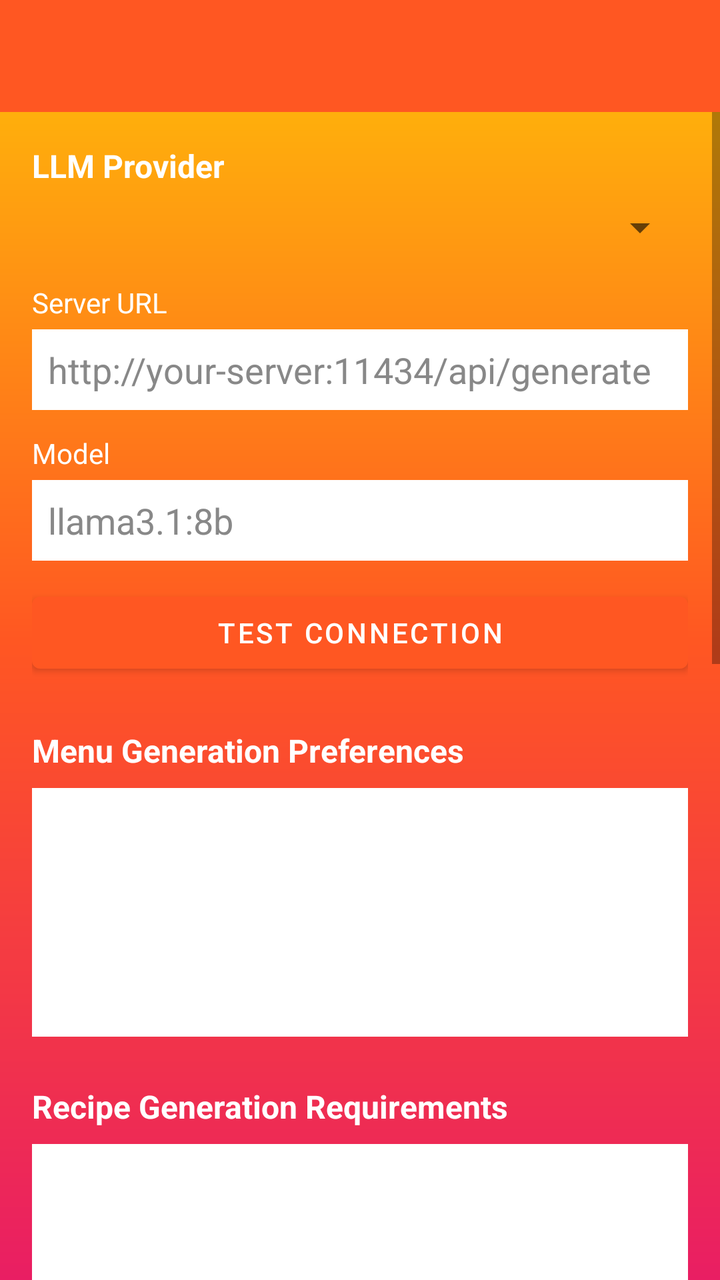
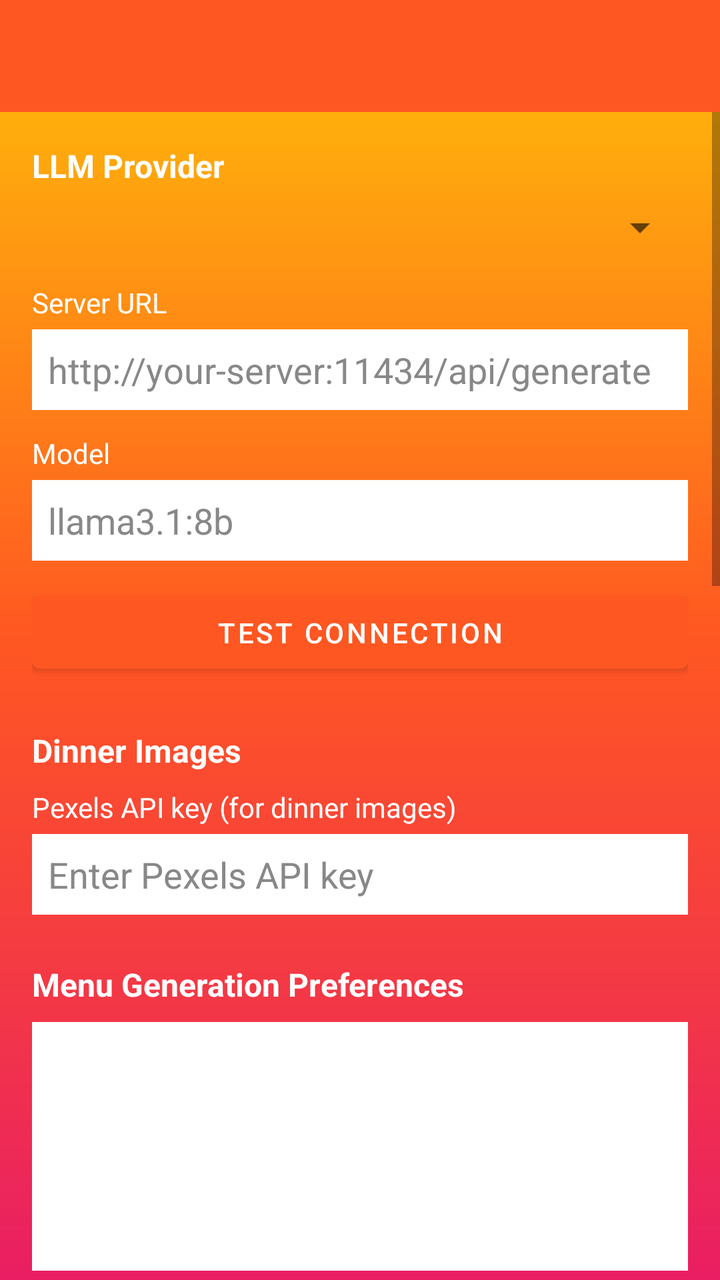

Two renders of the same Android screen: before a commit and after it. Below are the layout's source before the change and the commit's diff.
<!-- AndroidManifest.xml: application theme AppTheme -->
<!-- res/layout/activity_settings.xml -->
<?xml version="1.0" encoding="utf-8"?>
<LinearLayout xmlns:android="http://schemas.android.com/apk/res/android"
    xmlns:app="http://schemas.android.com/apk/res-auto"
    android:layout_width="match_parent"
    android:layout_height="match_parent"
    android:orientation="vertical"
    android:background="@drawable/gradient_background">

    <androidx.appcompat.widget.Toolbar
        android:id="@+id/toolbar"
        android:layout_width="match_parent"
        android:layout_height="?attr/actionBarSize"
        android:background="?attr/colorPrimary"
        android:theme="@style/ThemeOverlay.AppCompat.Dark.ActionBar"
        app:popupTheme="@style/ToolbarPopupTheme" />

    <ScrollView
        android:layout_width="match_parent"
        android:layout_height="0dp"
        android:layout_weight="1">

        <LinearLayout
            android:layout_width="match_parent"
            android:layout_height="wrap_content"
            android:orientation="vertical"
            android:padding="16dp">

            <TextView
                android:layout_width="wrap_content"
                android:layout_height="wrap_content"
                android:text="@string/settings_llm_provider_label"
                android:textStyle="bold"
                android:textSize="16sp"
                android:textColor="@android:color/white"
                android:layout_marginBottom="8dp" />

            <Spinner
                android:id="@+id/spinnerLlmProvider"
                android:layout_width="match_parent"
                android:layout_height="wrap_content"
                android:layout_marginBottom="16dp" />

            <LinearLayout
                android:id="@+id/ollamaFields"
                android:layout_width="match_parent"
                android:layout_height="wrap_content"
                android:orientation="vertical">

                <TextView
                    android:layout_width="wrap_content"
                    android:layout_height="wrap_content"
                    android:text="@string/settings_ollama_url"
                    android:textColor="@android:color/white"
                    android:layout_marginBottom="4dp" />

                <EditText
                    android:id="@+id/editOllamaUrl"
                    android:layout_width="match_parent"
                    android:layout_height="wrap_content"
                    android:inputType="textUri"
                    android:singleLine="true"
                    android:background="@android:color/white"
                    android:textColor="#000000"
                    android:textColorHint="#888888"
                    android:hint="http://your-server:11434/api/generate"
                    android:padding="8dp"
                    android:layout_marginBottom="12dp" />

                <TextView
                    android:layout_width="wrap_content"
                    android:layout_height="wrap_content"
                    android:text="@string/settings_ollama_model"
                    android:textColor="@android:color/white"
                    android:layout_marginBottom="4dp" />

                <EditText
                    android:id="@+id/editOllamaModel"
                    android:layout_width="match_parent"
                    android:layout_height="wrap_content"
                    android:inputType="text"
                    android:singleLine="true"
                    android:background="@android:color/white"
                    android:textColor="#000000"
                    android:textColorHint="#888888"
                    android:hint="llama3.1:8b"
                    android:padding="8dp"
                    android:layout_marginBottom="12dp" />

                <Button
                    android:id="@+id/btnTestConnection"
                    android:layout_width="match_parent"
                    android:layout_height="wrap_content"
                    android:text="@string/settings_test_connection"
                    android:layout_marginBottom="24dp" />

            </LinearLayout>

            <LinearLayout
                android:id="@+id/geminiFields"
                android:layout_width="match_parent"
                android:layout_height="wrap_content"
                android:orientation="vertical"
                android:visibility="gone">

                <TextView
                    android:layout_width="wrap_content"
                    android:layout_height="wrap_content"
                    android:text="@string/settings_api_key"
                    android:textColor="@android:color/white"
                    android:layout_marginBottom="4dp" />

                <EditText
                    android:id="@+id/editTextApiKey"
                    android:layout_width="match_parent"
                    android:layout_height="wrap_content"
                    android:inputType="textPassword"
                    android:singleLine="true"
                    android:background="@android:color/white"
                    android:textColor="#000000"
                    android:textColorHint="#888888"
                    android:hint="Enter API key"
                    android:padding="8dp"
                    android:layout_marginBottom="12dp" />

                <TextView
                    android:layout_width="wrap_content"
                    android:layout_height="wrap_content"
                    android:text="@string/settings_gemini_model"
                    android:textColor="@android:color/white"
                    android:layout_marginBottom="4dp" />

                <EditText
                    android:id="@+id/editTextGeminiModel"
                    android:layout_width="match_parent"
                    android:layout_height="wrap_content"
                    android:inputType="text"
                    android:singleLine="true"
                    android:background="@android:color/white"
                    android:textColor="#000000"
                    android:textColorHint="#888888"
                    android:hint="gemini-2.0-flash"
                    android:padding="8dp"
                    android:layout_marginBottom="24dp" />

            </LinearLayout>

            <LinearLayout
                android:id="@+id/claudeFields"
                android:layout_width="match_parent"
                android:layout_height="wrap_content"
                android:orientation="vertical"
                android:visibility="gone">

                <TextView
                    android:layout_width="wrap_content"
                    android:layout_height="wrap_content"
                    android:text="@string/settings_claude_api_key"
                    android:textColor="@android:color/white"
                    android:layout_marginBottom="4dp" />

                <EditText
                    android:id="@+id/editTextClaudeApiKey"
                    android:layout_width="match_parent"
                    android:layout_height="wrap_content"
                    android:inputType="textPassword"
                    android:singleLine="true"
                    android:background="@android:color/white"
                    android:textColor="#000000"
                    android:textColorHint="#888888"
                    android:hint="Enter Anthropic API key"
                    android:padding="8dp"
                    android:layout_marginBottom="12dp" />

                <TextView
                    android:layout_width="wrap_content"
                    android:layout_height="wrap_content"
                    android:text="@string/settings_claude_model"
                    android:textColor="@android:color/white"
                    android:layout_marginBottom="4dp" />

                <EditText
                    android:id="@+id/editTextClaudeModel"
                    android:layout_width="match_parent"
                    android:layout_height="wrap_content"
                    android:inputType="text"
                    android:singleLine="true"
                    android:background="@android:color/white"
                    android:textColor="#000000"
                    android:textColorHint="#888888"
                    android:hint="claude-sonnet-4-20250514"
                    android:padding="8dp"
                    android:layout_marginBottom="24dp" />

            </LinearLayout>

            <LinearLayout
                android:id="@+id/groqFields"
                android:layout_width="match_parent"
                android:layout_height="wrap_content"
                android:orientation="vertical"
                android:visibility="gone">

                <TextView
                    android:layout_width="wrap_content"
                    android:layout_height="wrap_content"
                    android:text="@string/settings_groq_api_key"
                    android:textColor="@android:color/white"
                    android:layout_marginBottom="4dp" />

                <EditText
                    android:id="@+id/editTextGroqApiKey"
                    android:layout_width="match_parent"
                    android:layout_height="wrap_content"
                    android:inputType="textPassword"
                    android:singleLine="true"
                    android:background="@android:color/white"
                    android:textColor="#000000"
                    android:textColorHint="#888888"
                    android:hint="Enter Groq API key"
                    android:padding="8dp"
                    android:layout_marginBottom="12dp" />

                <TextView
                    android:layout_width="wrap_content"
                    android:layout_height="wrap_content"
                    android:text="@string/settings_groq_model"
                    android:textColor="@android:color/white"
                    android:layout_marginBottom="4dp" />

                <EditText
                    android:id="@+id/editTextGroqModel"
                    android:layout_width="match_parent"
                    android:layout_height="wrap_content"
                    android:inputType="text"
                    android:singleLine="true"
                    android:background="@android:color/white"
                    android:textColor="#000000"
                    android:textColorHint="#888888"
                    android:hint="llama-3.3-70b-versatile"
                    android:padding="8dp"
                    android:layout_marginBottom="24dp" />

            </LinearLayout>

            <LinearLayout
                android:id="@+id/openaiFields"
                android:layout_width="match_parent"
                android:layout_height="wrap_content"
                android:orientation="vertical"
                android:visibility="gone">

                <TextView
                    android:layout_width="wrap_content"
                    android:layout_height="wrap_content"
                    android:text="@string/settings_openai_api_key"
                    android:textColor="@android:color/white"
                    android:layout_marginBottom="4dp" />

                <EditText
                    android:id="@+id/editTextOpenAiApiKey"
                    android:layout_width="match_parent"
                    android:layout_height="wrap_content"
                    android:inputType="textPassword"
                    android:singleLine="true"
                    android:background="@android:color/white"
                    android:textColor="#000000"
                    android:textColorHint="#888888"
                    android:hint="Enter OpenAI API key"
                    android:padding="8dp"
                    android:layout_marginBottom="12dp" />

                <TextView
                    android:layout_width="wrap_content"
                    android:layout_height="wrap_content"
                    android:text="@string/settings_openai_model"
                    android:textColor="@android:color/white"
                    android:layout_marginBottom="4dp" />

                <EditText
                    android:id="@+id/editTextOpenAiModel"
                    android:layout_width="match_parent"
                    android:layout_height="wrap_content"
                    android:inputType="text"
                    android:singleLine="true"
                    android:background="@android:color/white"
                    android:textColor="#000000"
                    android:textColorHint="#888888"
                    android:hint="gpt-4o-mini"
                    android:padding="8dp"
                    android:layout_marginBottom="24dp" />

            </LinearLayout>

            <LinearLayout
                android:id="@+id/grokFields"
                android:layout_width="match_parent"
                android:layout_height="wrap_content"
                android:orientation="vertical"
                android:visibility="gone">

                <TextView
                    android:layout_width="wrap_content"
                    android:layout_height="wrap_content"
                    android:text="@string/settings_grok_api_key"
                    android:textColor="@android:color/white"
                    android:layout_marginBottom="4dp" />

                <EditText
                    android:id="@+id/editTextGrokApiKey"
                    android:layout_width="match_parent"
                    android:layout_height="wrap_content"
                    android:inputType="textPassword"
                    android:singleLine="true"
                    android:background="@android:color/white"
                    android:textColor="#000000"
                    android:textColorHint="#888888"
                    android:hint="Enter xAI API key"
                    android:padding="8dp"
                    android:layout_marginBottom="12dp" />

                <TextView
                    android:layout_width="wrap_content"
                    android:layout_height="wrap_content"
                    android:text="@string/settings_grok_model"
                    android:textColor="@android:color/white"
                    android:layout_marginBottom="4dp" />

                <EditText
                    android:id="@+id/editTextGrokModel"
                    android:layout_width="match_parent"
                    android:layout_height="wrap_content"
                    android:inputType="text"
                    android:singleLine="true"
                    android:background="@android:color/white"
                    android:textColor="#000000"
                    android:textColorHint="#888888"
                    android:hint="grok-2-latest"
                    android:padding="8dp"
                    android:layout_marginBottom="24dp" />

            </LinearLayout>

            <LinearLayout
                android:id="@+id/onDeviceFields"
                android:layout_width="match_parent"
                android:layout_height="wrap_content"
                android:orientation="vertical"
                android:visibility="gone">

                <TextView
                    android:layout_width="match_parent"
                    android:layout_height="wrap_content"
                    android:text="@string/settings_on_device_info"
                    android:textColor="@android:color/white"
                    android:layout_marginBottom="24dp" />

            </LinearLayout>

            <TextView
                android:layout_width="wrap_content"
                android:layout_height="wrap_content"
                android:text="@string/settings_prompt_label"
                android:textStyle="bold"
                android:textSize="16sp"
                android:textColor="@android:color/white"
                android:layout_marginBottom="8dp" />

            <EditText
                android:id="@+id/editMenuPrompt"
                android:layout_width="match_parent"
                android:layout_height="wrap_content"
                android:minLines="5"
                android:maxLines="12"
                android:inputType="textMultiLine|textCapSentences"
                android:gravity="top|start"
                android:background="@android:color/white"
                android:textColor="#000000"
                android:textColorHint="#888888"
                android:padding="8dp"
                android:layout_marginBottom="24dp" />

            <TextView
                android:layout_width="wrap_content"
                android:layout_height="wrap_content"
                android:text="@string/settings_recipe_prompt_label"
                android:textStyle="bold"
                android:textSize="16sp"
                android:textColor="@android:color/white"
                android:layout_marginBottom="8dp" />

            <EditText
                android:id="@+id/editRecipePrompt"
                android:layout_width="match_parent"
                android:layout_height="wrap_content"
                android:minLines="4"
                android:maxLines="10"
                android:inputType="textMultiLine|textCapSentences"
                android:gravity="top|start"
                android:background="@android:color/white"
                android:textColor="#000000"
                android:textColorHint="#888888"
                android:padding="8dp"
                android:layout_marginBottom="24dp" />

            <TextView
                android:layout_width="wrap_content"
                android:layout_height="wrap_content"
                android:text="@string/settings_schedule_label"
                android:textStyle="bold"
                android:textSize="16sp"
                android:textColor="@android:color/white"
                android:layout_marginBottom="8dp" />

            <TextView
                android:layout_width="wrap_content"
                android:layout_height="wrap_content"
                android:text="@string/settings_schedule_day"
                android:textColor="@android:color/white"
                android:layout_marginBottom="4dp" />

            <Spinner
                android:id="@+id/spinnerScheduleDay"
                android:layout_width="match_parent"
                android:layout_height="wrap_content"
                android:layout_marginBottom="16dp" />

            <TextView
                android:layout_width="wrap_content"
                android:layout_height="wrap_content"
                android:text="@string/settings_schedule_time"
                android:textColor="@android:color/white"
                android:layout_marginBottom="4dp" />

            <TimePicker
                android:id="@+id/timePickerSchedule"
                android:layout_width="wrap_content"
                android:layout_height="wrap_content"
                android:layout_gravity="center_horizontal"
                android:layout_marginBottom="24dp" />

            <Button
                android:id="@+id/btnSaveSettings"
                android:layout_width="match_parent"
                android:layout_height="wrap_content"
                android:text="@string/save_settings" />

        </LinearLayout>
    </ScrollView>

</LinearLayout>
<!-- resources referenced by this layout -->
<resources>
  <!-- drawable gradient_background (drawable) -->
  <?xml version="1.0" encoding="utf-8"?>
  <shape xmlns:android="http://schemas.android.com/apk/res/android"
      android:shape="rectangle" >
          <gradient
              android:angle="90"
              android:endColor="#FFC107"
              android:centerColor="#FF5722"
              android:startColor="#E91E63"
              android:type="linear" />
  
      <corners
          android:radius="0dp"/>
  </shape>
  <string name="save_settings">Save Settings</string>
  <string name="settings_api_key">API Key</string>
  <string name="settings_claude_api_key">API Key</string>
  <string name="settings_claude_model">Claude Model</string>
  <string name="settings_gemini_model">Gemini Model</string>
  <string name="settings_grok_api_key">API Key</string>
  <string name="settings_grok_model">Grok Model</string>
  <string name="settings_groq_api_key">API Key</string>
  <string name="settings_groq_model">Groq Model</string>
  <string name="settings_llm_provider_label">LLM Provider</string>
  <string name="settings_ollama_model">Model</string>
  <string name="settings_ollama_url">Server URL</string>
  <string name="settings_on_device_info">No setup needed. The app uses your phone\'s on-device model when available.</string>
  <string name="settings_openai_api_key">API Key</string>
  <string name="settings_openai_model">OpenAI Model</string>
  <string name="settings_prompt_label">Menu Generation Preferences</string>
  <string name="settings_recipe_prompt_label">Recipe Generation Requirements</string>
  <string name="settings_schedule_day">Day of week</string>
  <string name="settings_schedule_label">Generation Schedule</string>
  <string name="settings_schedule_time">Time</string>
  <string name="settings_test_connection">Test Connection</string>
  <style name="ToolbarPopupTheme" parent="ThemeOverlay.AppCompat.Light">
          <item name="android:textColorPrimary">#000000</item>
          <item name="android:colorBackground">#FFFFFF</item>
      </style>
  <style name="AppTheme" parent="Theme.MaterialComponents.DayNight.DarkActionBar">
          
          <item name="windowActionBar">false</item>
          <item name="windowNoTitle">true</item>
          
          <item name="colorPrimary">#FF5722</item>
          <item name="colorPrimaryVariant">#FF5722</item>
          
          <item name="colorSecondary">#FF5722</item>
          <item name="popupMenuStyle">@style/CustomPopupMenu</item>
          <item name="colorOnSurface">#000000</item>
      </style>
  <style name="CustomPopupMenu" parent="Widget.AppCompat.PopupMenu">
          <item name="android:popupBackground">#FFFFFF</item>
          <item name="android:textColor">#000000</item>
      </style>
</resources>

<!-- the commit's change to res/layout/activity_settings.xml (unified diff, before → after) -->
@@ -325,17 +325,11 @@
                     android:textColor="@android:color/white"
                     android:layout_marginBottom="4dp" />
 
-                <EditText
-                    android:id="@+id/editTextGrokModel"
-                    android:layout_width="match_parent"
-                    android:layout_height="wrap_content"
-                    android:inputType="text"
-                    android:singleLine="true"
-                    android:background="@android:color/white"
-                    android:textColor="#000000"
-                    android:textColorHint="#888888"
-                    android:hint="grok-2-latest"
-                    android:padding="8dp"
+                <Spinner
+                    android:id="@+id/spinnerGrokModel"
+                    android:layout_width="match_parent"
+                    android:layout_height="wrap_content"
+                    android:background="@android:color/white"
                     android:layout_marginBottom="24dp" />
 
             </LinearLayout>
@@ -355,6 +349,35 @@
                     android:layout_marginBottom="24dp" />
 
             </LinearLayout>
+
+            <TextView
+                android:layout_width="wrap_content"
+                android:layout_height="wrap_content"
+                android:text="@string/settings_dinner_images_label"
+                android:textStyle="bold"
+                android:textSize="16sp"
+                android:textColor="@android:color/white"
+                android:layout_marginBottom="8dp" />
+
+            <TextView
+                android:layout_width="wrap_content"
+                android:layout_height="wrap_content"
+                android:text="@string/settings_pexels_api_key"
+                android:textColor="@android:color/white"
+                android:layout_marginBottom="4dp" />
+
+            <EditText
+                android:id="@+id/editTextPexelsApiKey"
+                android:layout_width="match_parent"
+                android:layout_height="wrap_content"
+                android:inputType="textPassword"
+                android:singleLine="true"
+                android:background="@android:color/white"
+                android:textColor="#000000"
+                android:textColorHint="#888888"
+                android:hint="Enter Pexels API key"
+                android:padding="8dp"
+                android:layout_marginBottom="24dp" />
 
             <TextView
                 android:layout_width="wrap_content"
@@ -373,11 +396,24 @@
                 android:maxLines="12"
                 android:inputType="textMultiLine|textCapSentences"
                 android:gravity="top|start"
+                android:scrollbars="vertical"
+                android:scrollbarStyle="insideInset"
+                android:overScrollMode="always"
                 android:background="@android:color/white"
                 android:textColor="#000000"
                 android:textColorHint="#888888"
                 android:padding="8dp"
-                android:layout_marginBottom="24dp" />
+                android:layout_marginBottom="4dp" />
+
+            <ImageButton
+                android:id="@+id/btnMenuPromptMic"
+                android:layout_width="48dp"
+                android:layout_height="48dp"
+                android:layout_gravity="end"
+                android:src="@drawable/ic_mic"
+                android:contentDescription="@string/settings_dictate_menu_prompt"
+                android:background="?attr/selectableItemBackgroundBorderless"
+                android:layout_marginBottom="16dp" />
 
             <TextView
                 android:layout_width="wrap_content"
@@ -396,11 +432,24 @@
                 android:maxLines="10"
                 android:inputType="textMultiLine|textCapSentences"
                 android:gravity="top|start"
+                android:scrollbars="vertical"
+                android:scrollbarStyle="insideInset"
+                android:overScrollMode="always"
                 android:background="@android:color/white"
                 android:textColor="#000000"
                 android:textColorHint="#888888"
                 android:padding="8dp"
-                android:layout_marginBottom="24dp" />
+                android:layout_marginBottom="4dp" />
+
+            <ImageButton
+                android:id="@+id/btnRecipePromptMic"
+                android:layout_width="48dp"
+                android:layout_height="48dp"
+                android:layout_gravity="end"
+                android:src="@drawable/ic_mic"
+                android:contentDescription="@string/settings_dictate_recipe_prompt"
+                android:background="?attr/selectableItemBackgroundBorderless"
+                android:layout_marginBottom="16dp" />
 
             <TextView
                 android:layout_width="wrap_content"
<!-- resource entries referenced after the edit -->
@@ -14,10 +14,24 @@
       <corners
           android:radius="0dp"/>
   </shape>
+  <!-- drawable ic_mic (drawable) -->
+  <?xml version="1.0" encoding="utf-8"?>
+  <vector xmlns:android="http://schemas.android.com/apk/res/android"
+      android:width="24dp"
+      android:height="24dp"
+      android:viewportWidth="24"
+      android:viewportHeight="24">
+      <path
+          android:fillColor="#FFFFFF"
+          android:pathData="M12,14c1.66,0 2.99,-1.34 2.99,-3L15,5c0,-1.66 -1.34,-3 -3,-3S9,3.34 9,5v6c0,1.66 1.34,3 3,3zM17.3,11c0,3 -2.54,5.1 -5.3,5.1S6.7,14 6.7,11L5,11c0,3.41 2.72,6.23 6,6.72L11,21h2v-3.28c3.28,-0.48 6,-3.3 6,-6.72h-1.7z" />
+  </vector>
   <string name="save_settings">Save Settings</string>
   <string name="settings_api_key">API Key</string>
   <string name="settings_claude_api_key">API Key</string>
   <string name="settings_claude_model">Claude Model</string>
+  <string name="settings_dictate_menu_prompt">Dictate menu generation preferences</string>
+  <string name="settings_dictate_recipe_prompt">Dictate recipe generation requirements</string>
+  <string name="settings_dinner_images_label">Dinner Images</string>
   <string name="settings_gemini_model">Gemini Model</string>
   <string name="settings_grok_api_key">API Key</string>
   <string name="settings_grok_model">Grok Model</string>
@@ -29,6 +43,7 @@
   <string name="settings_on_device_info">No setup needed. The app uses your phone\'s on-device model when available.</string>
   <string name="settings_openai_api_key">API Key</string>
   <string name="settings_openai_model">OpenAI Model</string>
+  <string name="settings_pexels_api_key">Pexels API key (for dinner images)</string>
   <string name="settings_prompt_label">Menu Generation Preferences</string>
   <string name="settings_recipe_prompt_label">Recipe Generation Requirements</string>
   <string name="settings_schedule_day">Day of week</string>
